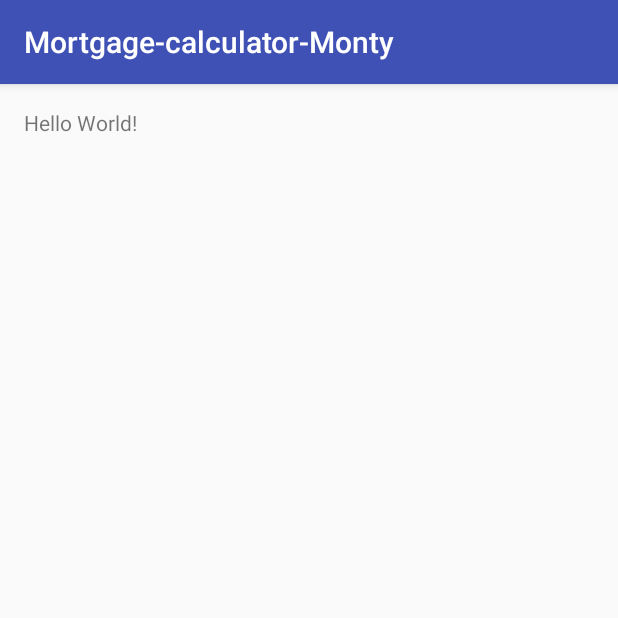
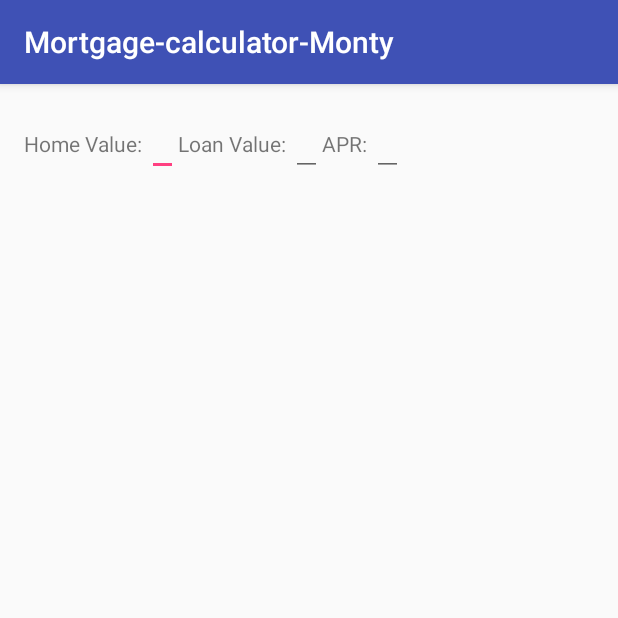
Before and after one commit to montyms/Mortgage-calculator-Monty, an Android app: the screen it shows after launch (MainActivity), on a phone screen of 412 x 824 dp, the top half of it. Run offline under Robolectric (Android 15) with nearby library versions, the phone set to English and light mode, and no system bars.

Commit message:
with screenshots

```diff
--- a/app/src/main/java/com/example/michaelmonty/mortgage_calculator_monty/MainActivity.java
+++ b/app/src/main/java/com/example/michaelmonty/mortgage_calculator_monty/MainActivity.java
@@ -2,8 +2,12 @@ package com.example.michaelmonty.mortgage_calculator_monty;
 
 import android.support.v7.app.AppCompatActivity;
 import android.os.Bundle;
+import android.widget.Button;
 
 public class MainActivity extends AppCompatActivity {
+
+    private Button mortSumButton;
+    private Button paySumButton;
 
     @Override
     protected void onCreate(Bundle savedInstanceState) {
--- a/app/src/main/res/layout/activity_main.xml
+++ b/app/src/main/res/layout/activity_main.xml
@@ -1,7 +1,6 @@
 <?xml version="1.0" encoding="utf-8"?>
-<RelativeLayout xmlns:android="http://schemas.android.com/apk/res/android"
-    xmlns:tools="http://schemas.android.com/tools"
-    android:id="@+id/activity_main"
+<LinearLayout xmlns:android="http://schemas.android.com/apk/res/android"
+xmlns:tools="http://schemas.android.com/tools"
     android:layout_width="match_parent"
     android:layout_height="match_parent"
     android:paddingBottom="@dimen/activity_vertical_margin"
@@ -9,9 +8,52 @@
     android:paddingRight="@dimen/activity_horizontal_margin"
     android:paddingTop="@dimen/activity_vertical_margin"
     tools:context="com.example.michaelmonty.mortgage_calculator_monty.MainActivity">
+    android:orientation="vertical">
 
-    <TextView
+    <LinearLayout
         android:layout_width="wrap_content"
         android:layout_height="wrap_content"
-        android:text="Hello World!" />
-</RelativeLayout>
+        android:orientation="horizontal">
+
+        <TextView
+            android:layout_width="wrap_content"
+            android:layout_height="wrap_content"
+            android:text="Home Value: " />
+        <EditText
+            android:layout_width="wrap_content"
+            android:layout_height="wrap_content" />
+
+    </LinearLayout>
+
+
+    <LinearLayout
+        android:layout_width="wrap_content"
+        android:layout_height="wrap_content"
+        android:orientation="horizontal">
+
+        <TextView
+            android:layout_width="wrap_content"
+            android:layout_height="wrap_content"
+            android:text="Loan Value: " />
+        <EditText
+            android:layout_width="wrap_content"
+            android:layout_height="wrap_content" />
+
+    </LinearLayout>
+
+
+    <LinearLayout
+        android:layout_width="wrap_content"
+        android:layout_height="wrap_content"
+        android:orientation="horizontal">
+
+        <TextView
+            android:layout_width="wrap_content"
+            android:layout_height="wrap_content"
+            android:text="APR: " />
+        <EditText
+            android:layout_width="wrap_content"
+            android:layout_height="wrap_content" />
+
+    </LinearLayout>
+</LinearLayout>
```
